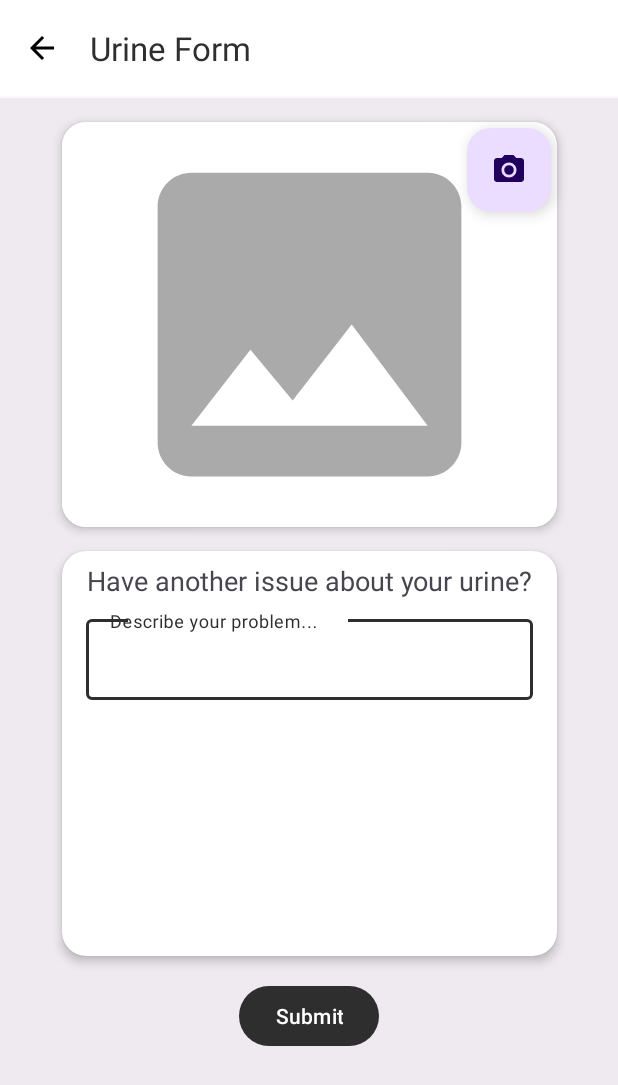
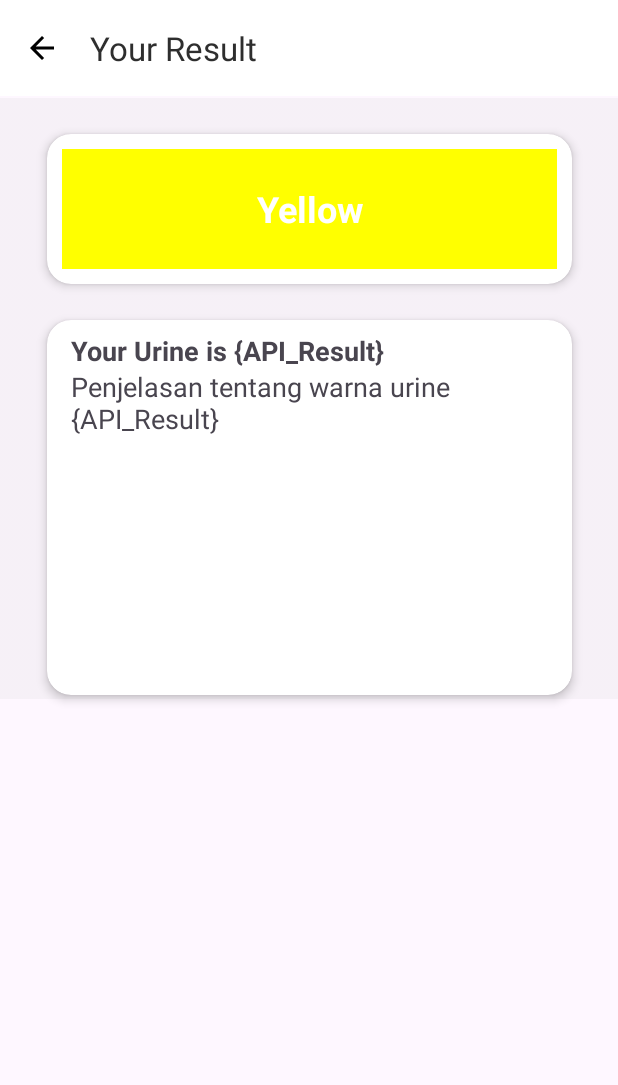
Before and after one commit to Capstone-Project-CH2-PS036/Mobile-Development, an Android app: the UrineFormActivity screen opened directly, with no data from a screen before it, after a tap on "Submit", on a phone screen of 412 x 824 dp. Shown: the top 1085 px of the screen. Run offline under Robolectric (Android 15) with nearby library versions, the phone set to English and light mode, and no system bars.

Commit message:
membuat page Your Result

```diff
--- a/app/build.gradle
+++ b/app/build.gradle
@@ -33,7 +33,9 @@ android {
     }
     buildFeatures {
         buildConfig = true
-        viewBinding = true
+    }
+    viewBinding {
+        enabled = true
     }
 }
 
--- a/app/src/main/java/id/project/capstone/AboutPage.kt
+++ b/app/src/main/java/id/project/capstone/AboutPage.kt
@@ -1,8 +1,7 @@
 package id.project.capstone
 
-import android.content.Intent
+import android.os.Bundle
 import androidx.appcompat.app.AppCompatActivity
-import android.os.Bundle
 import id.project.capstone.databinding.ActivityAboutPageBinding
 
 class AboutPage : AppCompatActivity() {
--- a/app/src/main/java/id/project/capstone/ResultActivity.kt
+++ b/app/src/main/java/id/project/capstone/ResultActivity.kt
@@ -13,5 +13,9 @@ class ResultActivity : AppCompatActivity() {
         setContentView(binding.root)
 
 
+        binding.toolbar.setNavigationOnClickListener {
+            onBackPressed()
+        }
+
     }
 }
--- a/app/src/main/java/id/project/capstone/UrineFormActivity.kt
+++ b/app/src/main/java/id/project/capstone/UrineFormActivity.kt
@@ -1,6 +1,7 @@
 package id.project.capstone
 
 import android.Manifest
+import android.content.Intent
 import android.content.pm.PackageManager
 import android.net.Uri
 import androidx.appcompat.app.AppCompatActivity
@@ -50,11 +51,11 @@ class UrineFormActivity : AppCompatActivity() {
         binding.btnSubmit.setOnClickListener {
             submit()
         }
-// test lagi
     }
 
     private fun submit() {
-        TODO("Not yet implemented")
+        val intent = Intent(this, ResultActivity::class.java)
+        startActivity(intent)
     }
 
     private fun startCamera() {
--- a/app/src/main/res/layout/activity_result.xml
+++ b/app/src/main/res/layout/activity_result.xml
@@ -6,4 +6,94 @@
     android:layout_height="match_parent"
     tools:context=".ResultActivity">
 
+
+    <ImageView
+        android:id="@+id/imageView"
+        android:layout_width="847dp"
+        android:layout_height="450dp"
+        android:layout_marginTop="16dp"
+        android:alpha="0.2"
+        android:scaleType="centerCrop"
+        android:src="@drawable/bgresult"
+        app:layout_constraintTop_toTopOf="parent"
+        tools:ignore="MissingConstraints"
+        tools:layout_editor_absoluteX="-143dp" />
+
+    <com.google.android.material.appbar.AppBarLayout
+        android:id="@+id/appBarLayout"
+        android:layout_width="match_parent"
+        android:layout_height="65dp"
+        app:layout_constraintEnd_toEndOf="parent"
+        app:layout_constraintStart_toStartOf="parent"
+        app:layout_constraintTop_toTopOf="parent">
+
+        <com.google.android.material.appbar.MaterialToolbar
+            android:id="@+id/toolbar"
+            android:layout_width="match_parent"
+            android:layout_height="?attr/actionBarSize"
+            android:background="@color/white"
+            android:textStyle="bold"
+            app:navigationIcon="@drawable/ic_back"
+            app:title="Your Result"
+            app:titleTextColor="@color/primary" />
+
+    </com.google.android.material.appbar.AppBarLayout>
+
+    <androidx.cardview.widget.CardView
+        android:id="@+id/cardView3"
+        android:layout_width="350dp"
+        android:layout_height="100dp"
+        android:layout_marginTop="24dp"
+        app:cardCornerRadius="16dp"
+        app:cardElevation="4dp"
+        app:layout_constraintEnd_toEndOf="parent"
+        app:layout_constraintStart_toStartOf="parent"
+        app:layout_constraintTop_toBottomOf="@+id/appBarLayout">
+
+        <TextView
+            android:layout_width="330dp"
+            android:layout_height="80dp"
+            android:background="@color/yellow"
+            android:gravity="center_vertical|center_horizontal"
+            android:layout_marginStart="10dp"
+            android:layout_marginTop="10dp"
+            android:text="Yellow"
+            android:textColor="@color/white"
+            android:textSize="24sp"
+            android:textStyle="bold" />
+
+    </androidx.cardview.widget.CardView>
+
+    <androidx.cardview.widget.CardView
+        android:layout_width="350dp"
+        android:layout_height="250dp"
+        android:layout_marginTop="24dp"
+        app:cardCornerRadius="16dp"
+        app:cardElevation="4dp"
+        app:layout_constraintEnd_toEndOf="parent"
+        app:layout_constraintStart_toStartOf="parent"
+        app:layout_constraintTop_toBottomOf="@+id/cardView3">
+
+        <TextView
+            android:layout_width="match_parent"
+            android:layout_height="wrap_content"
+            android:text="Your Urine is {API_Result}"
+            android:textStyle="bold"
+            android:paddingStart="16dp"
+            android:paddingTop="8dp"
+            android:textSize="18sp"
+            />
+
+        <TextView
+            android:layout_width="match_parent"
+            android:layout_height="wrap_content"
+            android:paddingStart="16dp"
+            android:paddingTop="32dp"
+            android:textSize="18sp"
+            android:text="Penjelasan tentang warna urine {API_Result}"
+            />
+
+    </androidx.cardview.widget.CardView>
+
+
 </androidx.constraintlayout.widget.ConstraintLayout>
--- a/app/src/main/res/values/colors.xml
+++ b/app/src/main/res/values/colors.xml
@@ -1,6 +1,8 @@
 <?xml version="1.0" encoding="utf-8"?>
 <resources>
-    <color name="black">#FF000000</color>
+    <color name="black">#000000</color>
     <color name="primary">#2E2E2E</color>
-    <color name="white">#FFFFFFFF</color>
+    <color name="white">#FFFFFF</color>
+    <color name="yellow">#FFFF00</color>
+
 </resources>
```
Also changed, not shown: 1 other file.
